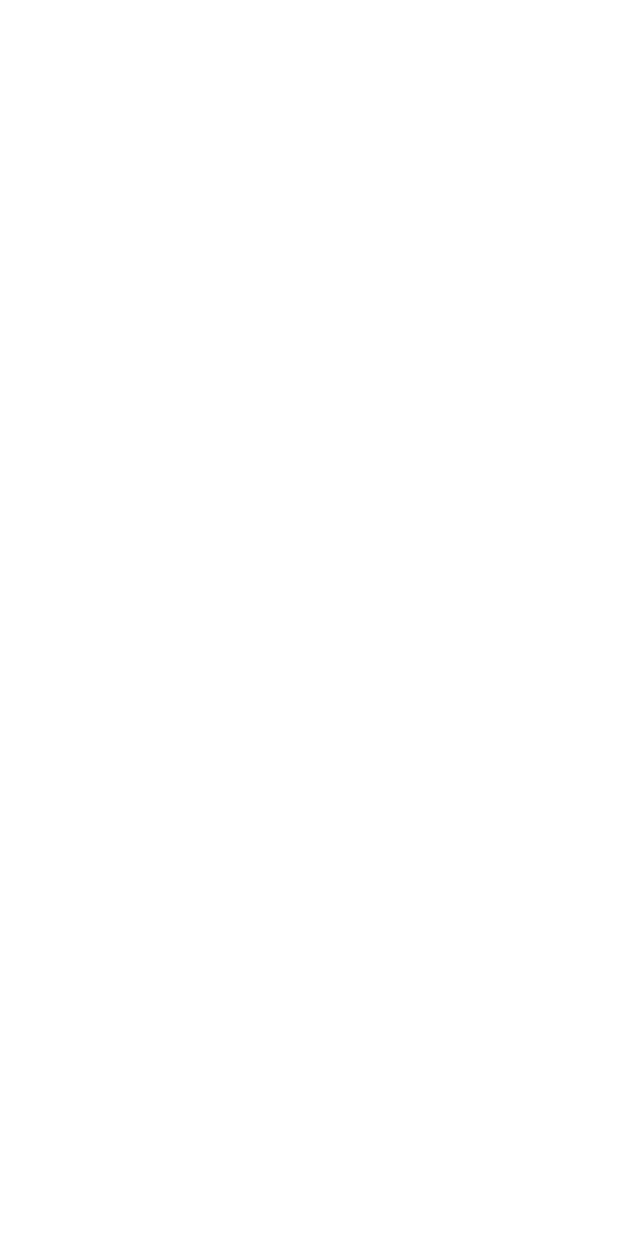
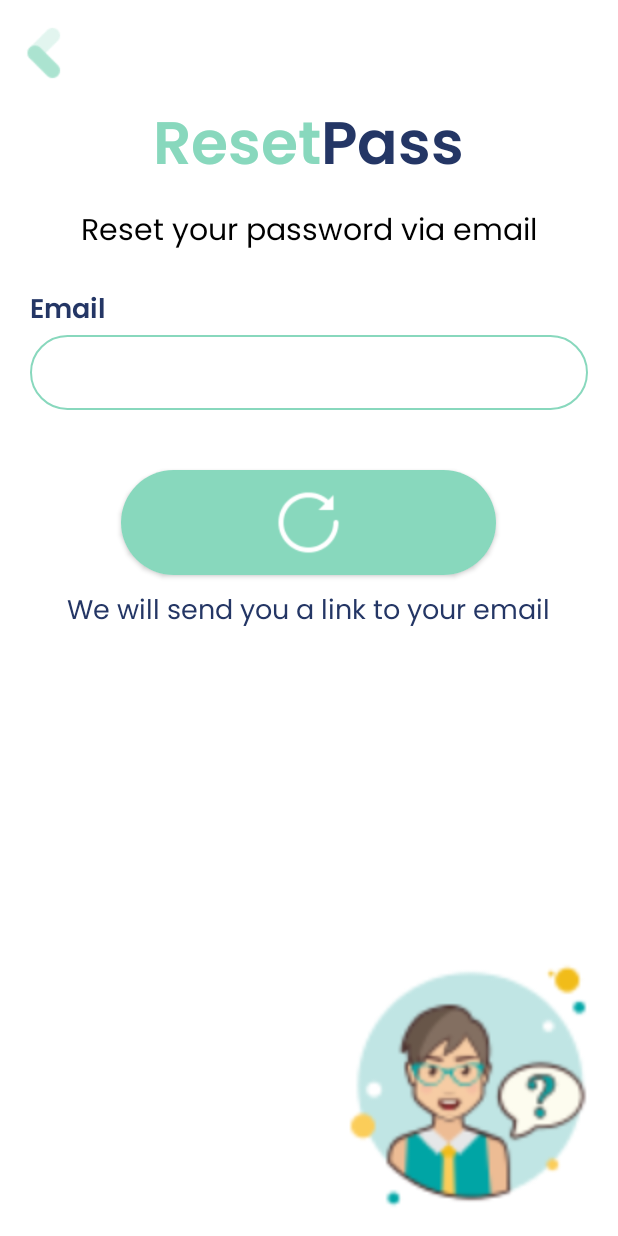
Before and after one commit to timothylidede/ExpressWay, an Android app: the ForgotPassword screen opened directly, with no data from a screen before it, on a phone screen of 412 x 824 dp. Before the commit the screen is empty. Run offline under Robolectric (Android 15) with nearby library versions, the phone set to English and light mode, and no system bars.

Commit message:
Finishing forgotpass activity layout

```diff
--- a/app/src/main/java/com/savala/expressway/ForgotPassword.java
+++ b/app/src/main/java/com/savala/expressway/ForgotPassword.java
@@ -2,10 +2,19 @@ package com.savala.expressway;
 
 import androidx.appcompat.app.AppCompatActivity;
 
+import android.graphics.Typeface;
 import android.os.Bundle;
+import android.view.View;
 import android.view.WindowManager;
+import android.widget.ImageView;
+import android.widget.TextView;
 
 public class ForgotPassword extends AppCompatActivity {
+
+    //widgets
+    private ImageView mBack;
+
+    private TextView mReset, mPass, mInfo, mEmail, mForgotPass;
 
     @Override
     protected void onCreate(Bundle savedInstanceState) {
@@ -14,5 +23,29 @@ public class ForgotPassword extends AppCompatActivity {
         this.getWindow().setFlags(WindowManager.LayoutParams.FLAG_FULLSCREEN, WindowManager.LayoutParams.FLAG_FULLSCREEN);
         getSupportActionBar().hide();
         setContentView(R.layout.activity_forgot_password);
+
+        //init
+        mBack = findViewById(R.id.back);
+        mBack.setOnClickListener(new View.OnClickListener() {
+            @Override
+            public void onClick(View view) {
+                finish();
+            }
+        });
+
+        mReset = findViewById(R.id.reset_title);
+        mPass = findViewById(R.id.password_title);
+        mInfo = findViewById(R.id.info_title);
+        mEmail = findViewById(R.id.email_title);
+        mForgotPass = findViewById(R.id.forgot_pass);
+
+        Typeface tf = Typeface.createFromAsset(getAssets(), "fonts/Poppins-SemiBold.ttf");
+        Typeface tf2 = Typeface.createFromAsset(getAssets(), "fonts/Poppins-Regular.ttf");
+
+        mReset.setTypeface(tf);
+        mPass.setTypeface(tf);
+        mInfo.setTypeface(tf2);
+        mEmail.setTypeface(tf);
+        mForgotPass.setTypeface(tf2);
     }
 }
--- a/app/src/main/res/layout/activity_forgot_password.xml
+++ b/app/src/main/res/layout/activity_forgot_password.xml
@@ -6,6 +6,136 @@
     android:layout_width="match_parent"
     android:layout_height="match_parent"
     android:background="@color/white"
-    tools:context=".ForgotPassword">
+    tools:context=".Login">
+
+    <RelativeLayout
+        android:id="@+id/back_layout"
+        android:layout_width="match_parent"
+        android:layout_height="50dp"
+        android:layout_marginTop="15dp">
+
+        <ImageView
+            android:id="@+id/back"
+            android:layout_width="40dp"
+            android:layout_height="40dp"
+            android:layout_marginLeft="10dp"
+            android:alpha=".7"
+            android:background="@drawable/back" />
+    </RelativeLayout>
+
+    <RelativeLayout
+        android:id="@+id/forgotpass"
+        android:layout_width="wrap_content"
+        android:layout_height="wrap_content"
+        android:layout_below="@+id/back_layout"
+        android:layout_centerHorizontal="true">
+
+        <TextView
+            android:id="@+id/reset_title"
+            android:layout_width="wrap_content"
+            android:layout_height="wrap_content"
+            android:text="Reset"
+            android:textColor="#88d8bd"
+            android:textSize="40sp"
+            android:textStyle="bold" />
+
+        <TextView
+            android:id="@+id/password_title"
+            android:layout_width="wrap_content"
+            android:layout_height="wrap_content"
+            android:layout_toRightOf="@+id/reset_title"
+            android:text="Pass"
+            android:textColor="#243665"
+            android:textSize="40sp"
+            android:textStyle="bold" />
+    </RelativeLayout>
+
+    <TextView
+        android:id="@+id/info_title"
+        android:layout_width="wrap_content"
+        android:layout_height="wrap_content"
+        android:layout_below="@+id/forgotpass"
+        android:layout_centerHorizontal="true"
+        android:layout_marginLeft="30dp"
+        android:layout_marginTop="5dp"
+        android:text="Reset your password via email"
+        android:textColor="@color/black"
+        android:textSize="20dp" />
+
+    <TextView
+        android:id="@+id/email_title"
+        android:layout_width="wrap_content"
+        android:layout_height="wrap_content"
+        android:layout_below="@+id/info_title"
+        android:layout_marginLeft="20dp"
+        android:layout_marginTop="20dp"
+        android:text="Email"
+        android:textColor="#243665"
+        android:textSize="18dp" />
+
+    <EditText
+        android:id="@+id/email_text"
+        android:layout_width="match_parent"
+        android:layout_height="50dp"
+        android:layout_below="@+id/email_title"
+        android:layout_marginLeft="20dp"
+        android:layout_marginRight="20dp"
+        android:background="@drawable/background_edittext"
+        android:fontFamily="sans-serif-thin"
+        android:inputType="textEmailAddress"
+        android:paddingLeft="5dp"
+        android:selectAllOnFocus="false"
+        android:singleLine="true"
+        android:textColor="@color/black"
+        android:textSize="16dp"
+        android:textStyle="bold" />
+
+    <androidx.cardview.widget.CardView
+        android:id="@+id/login_button"
+        android:layout_width="250dp"
+        android:layout_height="70dp"
+        android:layout_below="@+id/email_text"
+        android:layout_centerHorizontal="true"
+        android:layout_marginTop="40dp"
+        app:backgroundTint="#88d8bd"
+        app:cardCornerRadius="50dp"
+        tools:backgroundTint="#88d8bd">
+
+        <RelativeLayout
+            android:layout_width="match_parent"
+            android:layout_height="match_parent"
+            android:background="#88d8bd">
+
+            <ImageView
+                android:id="@+id/login_photo"
+                android:layout_width="50dp"
+                android:layout_height="50dp"
+                android:layout_centerInParent="true"
+                android:layout_marginLeft="15dp"
+                android:src="@drawable/reset_button" />
+
+        </RelativeLayout>
+
+    </androidx.cardview.widget.CardView>
+
+    <TextView
+        android:id="@+id/forgot_pass"
+        android:layout_width="wrap_content"
+        android:layout_height="wrap_content"
+        android:layout_below="@+id/login_button"
+        android:layout_centerHorizontal="true"
+        android:layout_marginLeft="50dp"
+        android:layout_marginTop="10dp"
+        android:text="We will send you a link to your email"
+        android:textColor="#243665"
+        android:textSize="18dp" />
+
+    <ImageView
+        android:id="@+id/reset"
+        android:layout_width="200dp"
+        android:layout_height="200dp"
+        android:layout_alignParentRight="true"
+        android:layout_alignParentBottom="true"
+        android:src="@drawable/reset" />
 
 </RelativeLayout>
```
Also changed, not shown: app/src/main/res/drawable/reset.png (added), app/src/main/res/drawable/reset_button.png (added).
